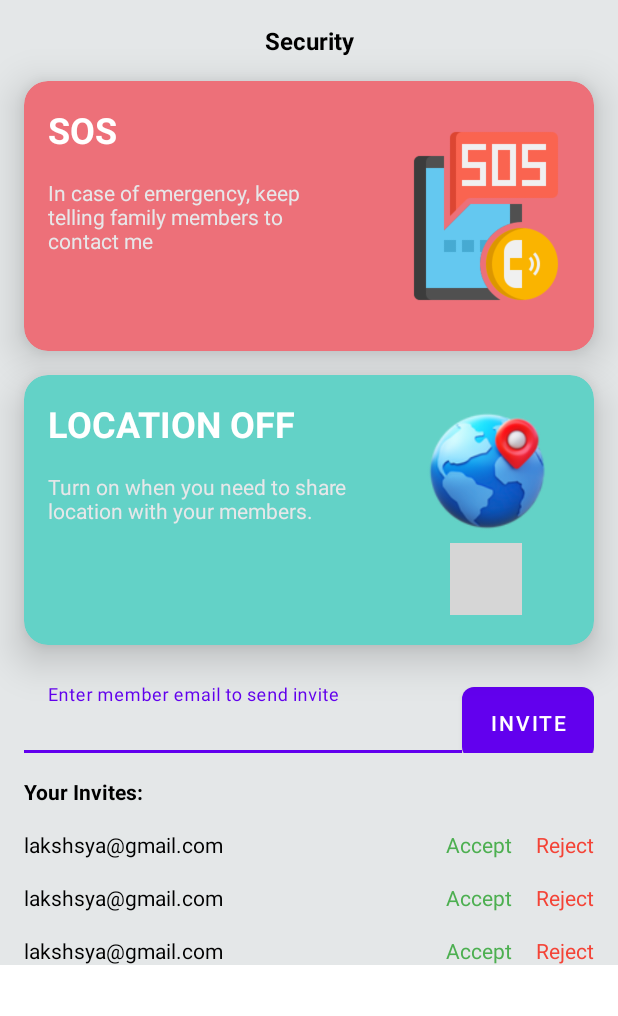
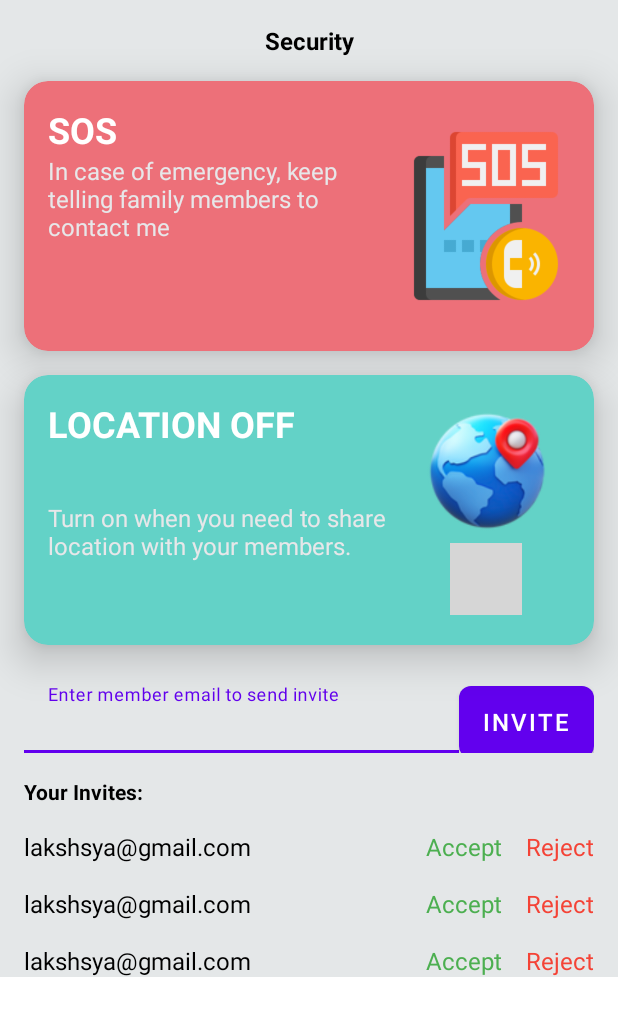
Before and after one commit to lakshaybomotra/FamilyHelp, an Android app: the layout fragment_guard.xml on its own in the app's theme, with its tools: preview values and no code run, on a phone screen of 412 x 824 dp. Shown: the top 1016 px of the screen. Run offline under Robolectric (Android 15) with nearby library versions, the phone set to English and light mode, and no system bars; grey boxes are pictures that could not be loaded.

Commit message:
Some UI updates

```diff
--- a/app/build.gradle
+++ b/app/build.gradle
@@ -27,6 +27,7 @@ android {
     buildTypes {
         release {
             minifyEnabled false
+            shrinkResources false
             proguardFiles getDefaultProguardFile('proguard-android-optimize.txt'), 'proguard-rules.pro'
         }
     }
--- a/app/src/main/java/com/lbdev/familyhelp/GuardFragment.kt
+++ b/app/src/main/java/com/lbdev/familyhelp/GuardFragment.kt
@@ -90,7 +90,8 @@ class GuardFragment : Fragment(), InvitiesAdapter.OnActionClick {
         }
 
         pinkCard.setOnClickListener {
-
+            val uid = FirebaseAuth.getInstance().currentUser?.uid
+            Toast.makeText(context, "$uid", Toast.LENGTH_SHORT).show()
         }
 
         greenCard.setOnClickListener {
--- a/app/src/main/java/com/lbdev/familyhelp/MainActivity.kt
+++ b/app/src/main/java/com/lbdev/familyhelp/MainActivity.kt
@@ -41,6 +41,7 @@ class MainActivity : AppCompatActivity() {
         val email = currentUser?.email.toString()
         val phoneNum = currentUser?.phoneNumber.toString()
         val imageUrl = currentUser?.photoUrl.toString()
+        val userUid = currentUser?.uid.toString()
         Log.d("TAG", "onCreate: $email this is current user")
 
         val user = hashMapOf(
@@ -50,7 +51,8 @@ class MainActivity : AppCompatActivity() {
             "imageUrl" to imageUrl,
             "live" to false,
             "lat" to 10.0,
-            "long" to 10.0
+            "long" to 10.0,
+            "userUid" to userUid
         )
 
         db.collection("users").get().addOnSuccessListener { users ->
--- a/app/src/main/res/layout/fragment_dashboard.xml
+++ b/app/src/main/res/layout/fragment_dashboard.xml
@@ -14,7 +14,7 @@
         android:gravity="center"
         android:text="@string/dashboard"
         android:textColor="@color/black"
-        android:textSize="@dimen/dimen_16_sp"
+        android:textSize="@dimen/dimen_16_dp"
         android:textStyle="bold"
         app:layout_constraintTop_toTopOf="parent" />
 
--- a/app/src/main/res/layout/fragment_guard.xml
+++ b/app/src/main/res/layout/fragment_guard.xml
@@ -5,6 +5,7 @@
     android:id="@+id/guardsv"
     android:layout_width="match_parent"
     android:layout_height="match_parent">
+
     <androidx.constraintlayout.widget.ConstraintLayout
         android:layout_width="match_parent"
         android:layout_height="wrap_content"
@@ -18,7 +19,7 @@
             android:gravity="center"
             android:text="@string/security"
             android:textColor="@color/black"
-        android:textSize="@dimen/dimen_16_sp"
+            android:textSize="@dimen/dimen_16_dp"
             android:textStyle="bold"
             app:layout_constraintBottom_toTopOf="@id/pink_card"
             app:layout_constraintTop_toTopOf="parent" />
@@ -41,7 +42,7 @@
             android:elevation="@dimen/dimen_16"
             android:text="@string/sos"
             android:textColor="@color/white"
-        android:textSize="@dimen/dimen_24_sp"
+            android:textSize="@dimen/dimen_24_dp"
             android:textStyle="bold"
             app:layout_constraintStart_toStartOf="@id/pink_card"
             app:layout_constraintTop_toTopOf="@id/pink_card" />
@@ -61,12 +62,12 @@
             android:id="@+id/text_sos_des"
             android:layout_width="0dp"
             android:layout_height="wrap_content"
-        android:layout_margin="@dimen/dimen_16"
             android:elevation="@dimen/dimen_16"
             android:text="@string/sos_des"
             android:textColor="#E7E7E9"
+            android:textSize="@dimen/dimen_16"
             app:layout_constraintEnd_toStartOf="@id/img_sos"
-        app:layout_constraintStart_toStartOf="@id/pink_card"
+            app:layout_constraintStart_toStartOf="@id/text_sos"
             app:layout_constraintTop_toBottomOf="@id/text_sos" />
 
         <com.google.android.material.card.MaterialCardView
@@ -87,7 +88,7 @@
             android:elevation="@dimen/dimen_16"
             android:text="@string/location_off"
             android:textColor="@color/white"
-        android:textSize="@dimen/dimen_24_sp"
+            android:textSize="@dimen/dimen_24_dp"
             android:textStyle="bold"
             app:layout_constraintStart_toStartOf="@id/green_card"
             app:layout_constraintTop_toTopOf="@id/green_card" />
@@ -96,12 +97,13 @@
             android:id="@+id/text_location_des"
             android:layout_width="0dp"
             android:layout_height="wrap_content"
-        android:layout_margin="@dimen/dimen_16"
             android:elevation="@dimen/dimen_16"
             android:text="@string/location_des_off"
             android:textColor="#E7E7E9"
+            android:textSize="@dimen/dimen_16"
+            app:layout_constraintBottom_toBottomOf="@+id/img_location_status"
             app:layout_constraintEnd_toStartOf="@id/img_location"
-        app:layout_constraintStart_toStartOf="@id/green_card"
+            app:layout_constraintStart_toStartOf="@id/text_location_status"
             app:layout_constraintTop_toBottomOf="@id/text_location_status" />
 
         <ImageView
@@ -109,8 +111,8 @@
             android:layout_width="96dp"
             android:layout_height="96dp"
             android:layout_margin="@dimen/dimen_16"
+            android:elevation="@dimen/dimen_16"
             android:paddingRight="@dimen/dimen_16"
-        android:elevation="@dimen/dimen_16"
             android:src="@drawable/icon_location"
             app:layout_constraintEnd_toEndOf="@id/green_card"
             app:layout_constraintTop_toTopOf="@id/green_card" />
@@ -119,8 +121,8 @@
             android:id="@+id/img_location_status"
             android:layout_width="48dp"
             android:layout_height="48dp"
+            android:layout_marginEnd="@dimen/dimen_16"
             android:elevation="@dimen/dimen_16"
-        android:layout_marginEnd="@dimen/dimen_16"
             android:src="@drawable/icon_loc_off"
             app:layout_constraintEnd_toEndOf="@id/img_location"
             app:layout_constraintStart_toStartOf="@id/img_location"
@@ -146,10 +148,11 @@
                 app:boxBackgroundColor="@color/grey">
 
                 <com.google.android.material.textfield.TextInputEditText
+                    android:id="@+id/inviteEmailId"
                     android:layout_width="match_parent"
-                android:id="@+id/inviteEmailId"
+                    android:layout_height="wrap_content"
                     android:textColor="@color/black"
-                android:layout_height="wrap_content" />
+                    android:textSize="@dimen/dimen_16" />
 
             </com.google.android.material.textfield.TextInputLayout>
 
@@ -158,7 +161,8 @@
                 android:layout_width="wrap_content"
                 android:layout_height="wrap_content"
                 android:background="@drawable/shape_rounded_rect"
-            android:text="Invite" />
+                android:text="Invite"
+                android:textSize="@dimen/dimen_16" />
 
 
         </LinearLayout>
@@ -188,17 +192,17 @@
             android:id="@+id/empty_view"
             android:layout_width="match_parent"
             android:layout_height="match_parent"
+            android:layout_margin="@dimen/dimen_16"
             android:gravity="center"
+            android:paddingTop="@dimen/dimen_16"
+            android:text="No Invites Received 😞"
+            android:textAllCaps="true"
+            android:textColor="@color/black"
+            android:textSize="@dimen/dimen_24_dp"
             android:visibility="gone"
-        android:paddingTop="@dimen/dimen_16"
-        android:textColor="@color/black"
-        android:textAllCaps="true"
-        android:layout_margin="@dimen/dimen_16"
-        android:textSize="@dimen/dimen_24_sp"
-        app:layout_constraintTop_toBottomOf="@id/tvYourInvite"
+            app:layout_constraintEnd_toEndOf="parent"
             app:layout_constraintStart_toStartOf="parent"
-        app:layout_constraintEnd_toEndOf="parent"
-        android:text="No Invites Received 😞" />
+            app:layout_constraintTop_toBottomOf="@id/tvYourInvite" />
 
 
     </androidx.constraintlayout.widget.ConstraintLayout>
--- a/app/src/main/res/layout/invities_check.xml
+++ b/app/src/main/res/layout/invities_check.xml
@@ -1,32 +1,34 @@
 <?xml version="1.0" encoding="utf-8"?>
 <androidx.constraintlayout.widget.ConstraintLayout xmlns:android="http://schemas.android.com/apk/res/android"
+    xmlns:app="http://schemas.android.com/apk/res-auto"
     android:layout_width="match_parent"
-    android:layout_height="wrap_content"
-    xmlns:app="http://schemas.android.com/apk/res-auto">
+    android:layout_height="wrap_content">
 
     <LinearLayout
         android:layout_width="match_parent"
         android:layout_height="0dp"
         android:layout_margin="@dimen/dimen_16"
         android:orientation="horizontal"
+        app:layout_constraintEnd_toEndOf="parent"
         app:layout_constraintStart_toStartOf="parent"
-        app:layout_constraintTop_toTopOf="parent"
-        app:layout_constraintEnd_toEndOf="parent">
+        app:layout_constraintTop_toTopOf="parent">
 
         <TextView
+            android:id="@+id/inviteEmail"
             android:layout_width="0dp"
-            android:id="@+id/inviteEmail"
+            android:layout_height="wrap_content"
+            android:layout_weight="1"
             android:text="lakshsya@gmail.com"
-            android:layout_height="wrap_content"
             android:textColor="@color/black"
-            android:layout_weight="1" />
+            android:textSize="@dimen/dimen_16" />
 
         <TextView
             android:id="@+id/inviteAccept"
             android:layout_width="wrap_content"
             android:layout_height="wrap_content"
             android:text="Accept"
-            android:textColor="@color/green" />
+            android:textColor="@color/green"
+            android:textSize="@dimen/dimen_16" />
 
         <TextView
             android:id="@+id/inviteReject"
@@ -34,7 +36,8 @@
             android:layout_height="wrap_content"
             android:layout_marginStart="@dimen/dimen_16"
             android:text="Reject"
-            android:textColor="@color/red" />
+            android:textColor="@color/red"
+            android:textSize="@dimen/dimen_16" />
 
     </LinearLayout>
 
--- a/app/src/main/res/values-night/dimens.xml
+++ b/app/src/main/res/values-night/dimens.xml
@@ -1,7 +1,9 @@
 <?xml version="1.0" encoding="utf-8"?>
 <resources>
     <dimen name="dimen_16">16dp</dimen>
-    <dimen name="dimen_16_sp">16sp</dimen>
-    <dimen name="dimen_24_sp">24sp</dimen>
+    <dimen name="dimen_16_dp">16dp</dimen>
+    <dimen name="dimen_16_sp">16dp</dimen>
+    <dimen name="dimen_24_dp">24dp</dimen>
+    <dimen name="dimen_24_sp">24dp</dimen>
     <dimen name="dimen_8">8dp</dimen>
 </resources>
--- a/app/src/main/res/values/dimens.xml
+++ b/app/src/main/res/values/dimens.xml
@@ -1,7 +1,9 @@
 <?xml version="1.0" encoding="utf-8"?>
 <resources>
     <dimen name="dimen_16">16dp</dimen>
-    <dimen name="dimen_16_sp">16sp</dimen>
-    <dimen name="dimen_24_sp">24sp</dimen>
+    <dimen name="dimen_16_dp">16dp</dimen>
+    <dimen name="dimen_16_sp">16dp</dimen>
+    <dimen name="dimen_24_dp">24dp</dimen>
+    <dimen name="dimen_24_sp">24dp</dimen>
     <dimen name="dimen_8">8dp</dimen>
 </resources>
```
Also changed, not shown: app/src/main/java/com/lbdev/familyhelp/HomeFragment.kt (+18 -4 lines), app/src/main/java/com/lbdev/familyhelp/NoMembersFragment.kt (added, +24 -0 lines), app/src/main/java/com/lbdev/familyhelp/ProfileFragment.kt (+4 -4 lines), app/src/main/res/layout/fragment_home.xml (+17 -19 lines), app/src/main/res/layout/fragment_no_members.xml (added, +14 -0 lines), app/src/main/res/layout/fragment_profile.xml (+7 -7 lines), app/src/main/res/layout/item_member.xml (+6 -2 lines). Lines whose indentation alone changed are shown as unchanged.
